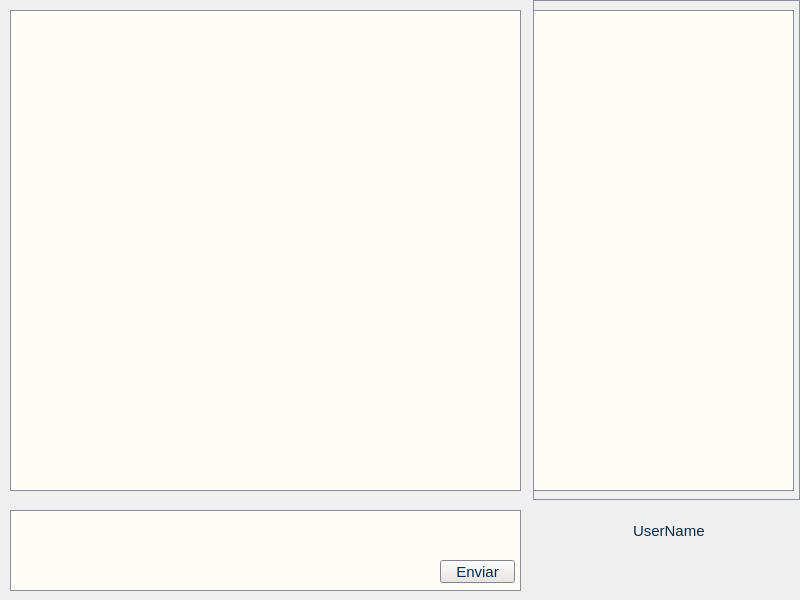
Ampaex/inclusion, file desktop/InclusionDesktop/mainwindow.ui: the form before one commit.
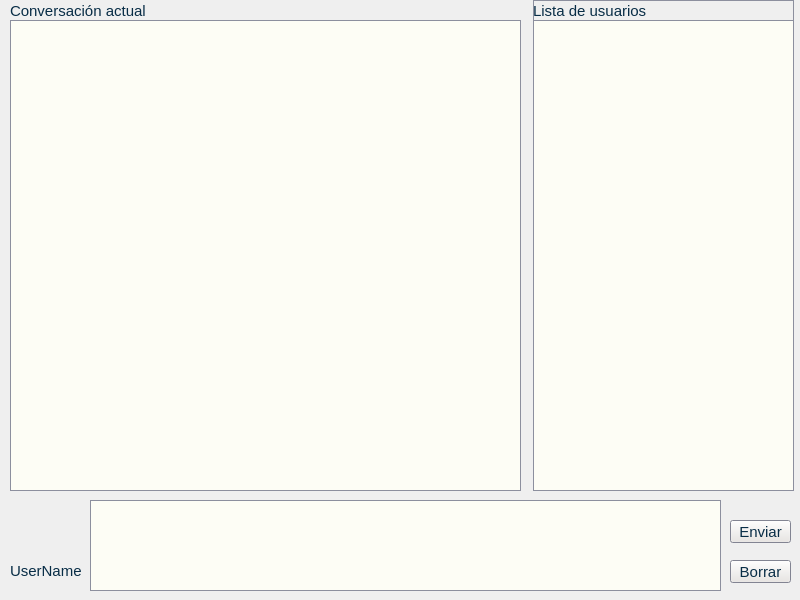
The form after the commit. Icons and pictures are not drawn.

Patch:
```diff
--- a/desktop/InclusionDesktop/mainwindow.ui
+++ b/desktop/InclusionDesktop/mainwindow.ui
@@ -550,24 +550,15 @@
      <pointsize>11</pointsize>
     </font>
    </property>
-   <layout class="QGridLayout" name="gridLayout">
-    <property name="leftMargin">
-     <number>0</number>
-    </property>
-    <property name="topMargin">
-     <number>0</number>
-    </property>
-    <property name="rightMargin">
-     <number>0</number>
-    </property>
-    <property name="bottomMargin">
-     <number>0</number>
-    </property>
-    <property name="spacing">
-     <number>0</number>
-    </property>
-    <item row="0" column="0" colspan="2">
      <widget class="QWidget" name="widget_2" native="true">
+    <property name="geometry">
+     <rect>
+      <x>0</x>
+      <y>0</y>
+      <width>531</width>
+      <height>491</height>
+     </rect>
+    </property>
       <property name="maximumSize">
        <size>
         <width>16777215</width>
@@ -578,9 +569,9 @@
        <property name="geometry">
         <rect>
          <x>10</x>
-         <y>10</y>
+       <y>20</y>
          <width>511</width>
-         <height>481</height>
+       <height>471</height>
         </rect>
        </property>
        <property name="maximumSize">
@@ -596,10 +587,29 @@
         </font>
        </property>
       </widget>
-     </widget>
-    </item>
-    <item row="0" column="3">
+    <widget class="QLabel" name="label_3">
+     <property name="geometry">
+      <rect>
+       <x>10</x>
+       <y>0</y>
+       <width>511</width>
+       <height>21</height>
+      </rect>
+     </property>
+     <property name="text">
+      <string>Conversación actual</string>
+     </property>
+    </widget>
+   </widget>
      <widget class="QFrame" name="frame">
+    <property name="geometry">
+     <rect>
+      <x>533</x>
+      <y>0</y>
+      <width>261</width>
+      <height>491</height>
+     </rect>
+    </property>
       <property name="maximumSize">
        <size>
         <width>16777215</width>
@@ -616,16 +626,35 @@
        <property name="geometry">
         <rect>
          <x>0</x>
-         <y>10</y>
+       <y>20</y>
          <width>261</width>
-         <height>481</height>
+       <height>471</height>
         </rect>
        </property>
       </widget>
-     </widget>
-    </item>
-    <item row="1" column="0" colspan="2">
+    <widget class="QLabel" name="label_4">
+     <property name="geometry">
+      <rect>
+       <x>0</x>
+       <y>0</y>
+       <width>261</width>
+       <height>21</height>
+      </rect>
+     </property>
+     <property name="text">
+      <string>Lista de usuarios</string>
+     </property>
+    </widget>
+   </widget>
      <widget class="QWidget" name="widget" native="true">
+    <property name="geometry">
+     <rect>
+      <x>0</x>
+      <y>500</y>
+      <width>801</width>
+      <height>91</height>
+     </rect>
+    </property>
       <property name="maximumSize">
        <size>
         <width>16777215</width>
@@ -635,19 +664,19 @@
       <widget class="QTextEdit" name="textEdit">
        <property name="geometry">
         <rect>
-         <x>10</x>
-         <y>10</y>
-         <width>511</width>
-         <height>81</height>
+       <x>90</x>
+       <y>0</y>
+       <width>631</width>
+       <height>91</height>
         </rect>
        </property>
       </widget>
       <widget class="QPushButton" name="pushButton">
        <property name="geometry">
         <rect>
-         <x>440</x>
-         <y>60</y>
-         <width>75</width>
+       <x>730</x>
+       <y>20</y>
+       <width>61</width>
          <height>23</height>
         </rect>
        </property>
@@ -655,15 +684,11 @@
         <string>Enviar</string>
        </property>
       </widget>
-     </widget>
-    </item>
-    <item row="1" column="3">
-     <widget class="QWidget" name="widget_3" native="true">
       <widget class="QLabel" name="label">
        <property name="geometry">
         <rect>
-         <x>40</x>
-         <y>10</y>
+       <x>30</x>
+       <y>20</y>
          <width>31</width>
          <height>31</height>
         </rect>
@@ -684,9 +709,9 @@
       <widget class="QLabel" name="label_2">
        <property name="geometry">
         <rect>
-         <x>100</x>
-         <y>20</y>
-         <width>131</width>
+       <x>10</x>
+       <y>60</y>
+       <width>81</width>
          <height>21</height>
         </rect>
        </property>
@@ -694,9 +719,25 @@
         <string>UserName</string>
        </property>
       </widget>
-     </widget>
-    </item>
-   </layout>
+    <widget class="QPushButton" name="clearButton">
+     <property name="geometry">
+      <rect>
+       <x>730</x>
+       <y>60</y>
+       <width>61</width>
+       <height>23</height>
+      </rect>
+     </property>
+     <property name="text">
+      <string>Borrar</string>
+     </property>
+    </widget>
+    <zorder>textEdit</zorder>
+    <zorder>label</zorder>
+    <zorder>label_2</zorder>
+    <zorder>pushButton</zorder>
+    <zorder>clearButton</zorder>
+   </widget>
   </widget>
  </widget>
  <layoutdefault spacing="6" margin="11"/>
```
Left out of the diff: 6 changed lines with no effect on the pictures. Lines whose indentation alone changed are shown as unchanged.
